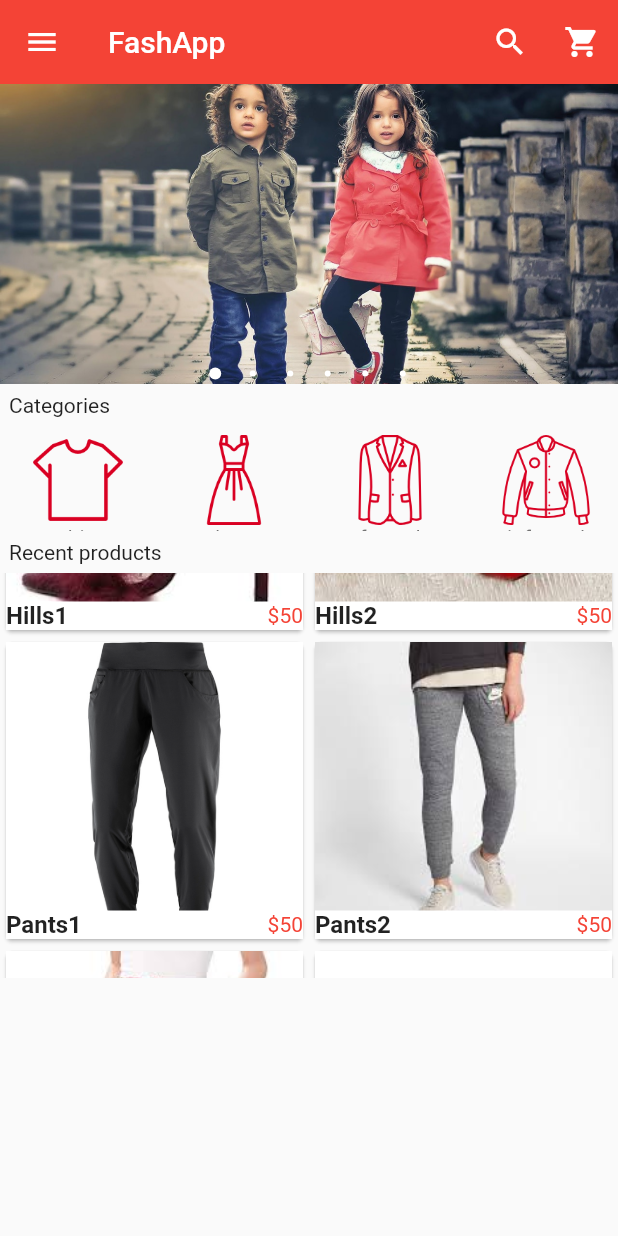
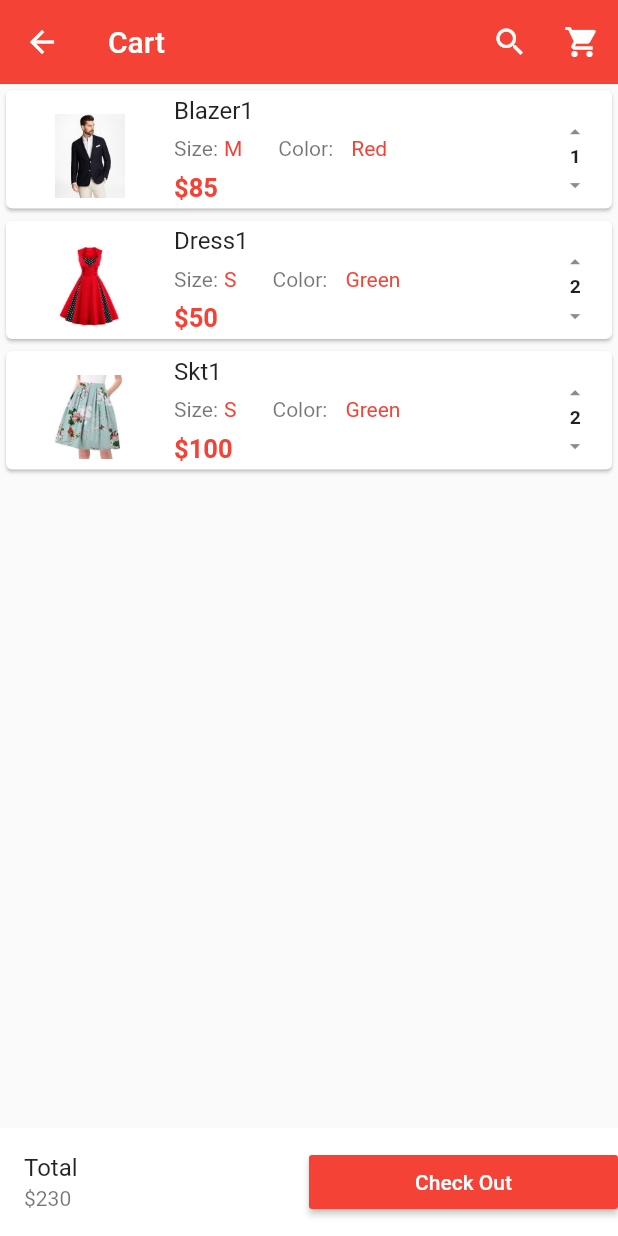
Before and after one commit to Rexdey/shopapp_tut, a Flutter app: the screen it shows after launch, scrolled down 576 dp, after a tap on the "shopping cart" icon, on a phone screen of 412 x 824 dp. Run offline on Flutter 3.47's test engine with Material 2 defaults, Android fonts, the phone set to English and light mode, and no system bars; drawn by our look-alikes of carousel_pro.

Commit message:
avance video 23

```diff
--- /dev/null
+++ b/lib/components/cart_products.dart
@@ -0,0 +1,162 @@
+import 'package:flutter/material.dart';
+
+class Cart_products extends StatefulWidget {
+  @override
+  _Cart_productsState createState() => _Cart_productsState();
+}
+
+class _Cart_productsState extends State<Cart_products> {
+  var Products_on_the_cart = [
+    {
+      "name": "Blazer1",
+      "picture": "images/products/blazer1.jpeg",
+      "price": 85,
+      "size": "M",
+      "color": "Red",
+      "quantity": 1,
+    },
+    {
+      "name": "Dress1",
+      "picture": "images/products/dress1.jpeg",
+      "price": 50,
+      "size": "S",
+      "color": "Green",
+      "quantity": 2,
+    },
+    {
+      "name": "Skt1",
+      "picture": "images/products/skt1.jpeg",
+      "price": 100,
+      "size": "S",
+      "color": "Green",
+      "quantity": 2,
+    },
+  ];
+
+  @override
+  Widget build(BuildContext context) {
+    return ListView.builder(
+        itemCount: Products_on_the_cart.length,
+        itemBuilder: (context, index) {
+          return Single_cart_product(
+            cart_prod_name: Products_on_the_cart[index]["name"],
+            cart_prod_color: Products_on_the_cart[index]["color"],
+            cart_prod_qty: Products_on_the_cart[index]["quantity"],
+            cart_prod_size: Products_on_the_cart[index]["size"],
+            cart_prod_price: Products_on_the_cart[index]["price"],
+            cart_prod_picture: Products_on_the_cart[index]["picture"],
+          );
+        });
+  }
+}
+
+class Single_cart_product extends StatelessWidget {
+  final cart_prod_name;
+  final cart_prod_picture;
+  final cart_prod_price;
+  final cart_prod_size;
+  final cart_prod_color;
+  final cart_prod_qty;
+
+  Single_cart_product({
+    this.cart_prod_color,
+    this.cart_prod_name,
+    this.cart_prod_picture,
+    this.cart_prod_price,
+    this.cart_prod_qty,
+    this.cart_prod_size,
+  });
+
+  @override
+  Widget build(BuildContext context) {
+    return Card(
+      child: ListTile(
+        // ============= LEADING SECTION ===============
+        leading: Image.asset(
+          cart_prod_picture,
+          width: 80.0,
+          height: 80.0,
+          // ============= height y width no son necesarios
+        ),
+
+        // ============= TITLE SECTION ===============
+        title: Text(cart_prod_name),
+
+        // ============= SUBTITLE SECTION ===============
+        subtitle: Column(
+          children: [
+            Row(
+              //Row inside column
+              children: [
+                //======= this section is for the size of the product ======
+                Padding(
+                  padding: const EdgeInsets.all(0.0),
+                  child: Text("Size:"),
+                ),
+                Padding(
+                  padding: const EdgeInsets.all(4.0),
+                  child: Text(
+                    cart_prod_size,
+                    style: TextStyle(color: Colors.red),
+                  ),
+                ),
+
+                // ========This section is for the color of the product ========
+                Padding(
+                  padding: const EdgeInsets.fromLTRB(20.0, 8.0, 8.0, 8.0),
+                  child: Text("Color:"),
+                ),
+                Padding(
+                  padding: const EdgeInsets.all(4.0),
+                  child: Text(
+                    cart_prod_color,
+                    style: TextStyle(color: Colors.red),
+                  ),
+                ),
+              ],
+            ),
+
+            // ====== this section is the product price =================
+
+            Container(
+              alignment: Alignment.topLeft,
+              child: Text(
+                "\$${cart_prod_price}",
+                style: TextStyle(
+                    fontSize: 17.0,
+                    fontWeight: FontWeight.bold,
+                    color: Colors.red),
+              ),
+            )
+          ],
+        ),
+        trailing: FittedBox(
+          fit: BoxFit.fill,
+          child: Column(
+            children: [
+              IconButton(
+                  icon: Icon(
+                    Icons.arrow_drop_up,
+                    size: 40.0,
+                  ),
+                  onPressed: () {}),
+              Padding(
+                padding: const EdgeInsets.fromLTRB(8.0, 0.0, 0.0, 0.0),
+                child: Text(
+                  "$cart_prod_qty",
+                  style: TextStyle(fontSize: 30.0, fontWeight: FontWeight.bold),
+                ),
+              ),
+              IconButton(
+                  icon: Icon(
+                    Icons.arrow_drop_down,
+                    size: 40.0,
+                  ),
+                  onPressed: () {})
+            ],
+          ),
+        ),
+      ),
+    );
+  }
+}
--- a/lib/components/horizontal_listview.dart
+++ b/lib/components/horizontal_listview.dart
@@ -4,7 +4,7 @@ class HorizontalList extends StatelessWidget {
   @override
   Widget build(BuildContext context) {
     return Container(
-      height: 70.0,
+      height: 40.0,
       child: ListView(
         scrollDirection: Axis.horizontal,
         children: [
@@ -57,16 +57,16 @@ class Category extends StatelessWidget {
       child: InkWell(
         onTap: () {},
         child: Container(
-          width: 100.0,
+          width: 80.0,
           child: ListTile(
             title: Image.asset(
               image_location,
-              width: 100.0,
-              height: 60.0,
+              width: 40.0,
+              height: 40.0,
             ),
             subtitle: Container(
               alignment: Alignment.topCenter,
-              child: Text(image_caption),
+              // child: Text(image_caption),
             ),
           ),
         ),
--- a/lib/components/products.dart
+++ b/lib/components/products.dart
@@ -21,13 +21,13 @@ class _ProductsState extends State<Products> {
       "price": "50",
     },
     {
-      "name": "Dress|",
+      "name": "Dress1",
       "picture": "images/products/dress1.jpeg",
       "old_price": "100",
       "price": "50",
     },
     {
-      "name": "Dress1",
+      "name": "Dress2",
       "picture": "images/products/dress2.jpeg",
       "old_price": "100",
       "price": "50",
@@ -82,11 +82,14 @@ class _ProductsState extends State<Products> {
       gridDelegate:
           SliverGridDelegateWithFixedCrossAxisCount(crossAxisCount: 2),
       itemBuilder: (BuildContext context, int index) {
-        return Single_prod(
-          prod_name: product_list[index]['name'],
-          prod_picture: product_list[index]['picture'],
-          prod_old_price: product_list[index]['old_price'],
-          prod_price: product_list[index]['price'],
+        return Padding(
+          padding: const EdgeInsets.all(4.0),
+          child: Single_prod(
+            prod_name: product_list[index]['name'],
+            prod_picture: product_list[index]['picture'],
+            prod_old_price: product_list[index]['old_price'],
+            prod_price: product_list[index]['price'],
+          ),
         );
       },
     );
--- a/lib/main.dart
+++ b/lib/main.dart
@@ -5,6 +5,7 @@ import 'package:carousel_pro/carousel_pro.dart';
 import 'package:shopapp_tut/components/horizontal_listview.dart';
 import 'package:shopapp_tut/components/Products.dart';
 import 'package:shopapp_tut/layout/customappbar.dart';
+import 'package:shopapp_tut/pages/cart.dart';
 
 void main(List<String> args) {
   runApp(MaterialApp(
@@ -44,27 +45,30 @@ class _HomePageState extends State<HomePage> {
     );
 
     return Scaffold(
-      // appBar: new AppBar(
-      //   elevation: 0.0,
-      //   backgroundColor: Colors.red,
-      //   // centerTitle: true,
-      //   title: Text('FashApp'),
-      //   actions: [
-      //     IconButton(
-      //         icon: Icon(
-      //           Icons.search,
-      //           color: Colors.white,
-      //         ),
-      //         onPressed: () {}),
-      //     IconButton(
-      //         icon: Icon(
-      //           Icons.shopping_cart,
-      //           color: Colors.white,
-      //         ),
-      //         onPressed: () {})
-      //   ],
-      // ),
-      appBar: CustomAppBar(),
+      appBar: new AppBar(
+        elevation: 0.0,
+        backgroundColor: Colors.red,
+        // centerTitle: true,
+        title: Text('gabriel'),
+        actions: [
+          IconButton(
+              icon: Icon(
+                Icons.search,
+                color: Colors.white,
+              ),
+              onPressed: () {}),
+          IconButton(
+              icon: Icon(
+                Icons.shopping_cart,
+                color: Colors.white,
+              ),
+              onPressed: () {
+                Navigator.push(context,
+                    MaterialPageRoute(builder: (context) => new Cart()));
+              })
+        ],
+      ),
+      // appBar: CustomAppBar(),
 
       drawer: Drawer(
         child: ListView(
@@ -119,7 +123,10 @@ class _HomePageState extends State<HomePage> {
             ),
 
             InkWell(
-              onTap: () {},
+              onTap: () {
+                Navigator.push(context,
+                    MaterialPageRoute(builder: (context) => new Cart()));
+              },
               child: ListTile(
                 title: Text('Shopping Cart'),
                 leading: Icon(
@@ -163,29 +170,29 @@ class _HomePageState extends State<HomePage> {
           ],
         ),
       ),
-      body: ListView(
+      body: Column(
         children: [
           //image crousel begins here
           image_carousel,
           // Padding widget
           Padding(
-            padding: const EdgeInsets.all(6.0),
-            child: Text('Categories'),
+            padding: const EdgeInsets.all(8.0),
+            child: Container(
+                alignment: Alignment.centerLeft, child: Text('Categories')),
           ),
 
           //Horizontal list view begins here
           HorizontalList(),
           Padding(
-            padding: const EdgeInsets.all(6.0),
-            child: Text('Recent products'),
+            padding: const EdgeInsets.all(8.0),
+            child: Container(
+                alignment: Alignment.centerLeft,
+                child: Text('Recent products')),
           ),
 
           //grid view
-          Container(
-            // height: 320.0,
-            height: 270.0,
-            child: Products(),
-          )
+
+          Flexible(child: Products()),
         ],
       ),
     );
--- /dev/null
+++ b/lib/pages/cart.dart
@@ -0,0 +1,58 @@
+import 'package:flutter/material.dart';
+//my imports
+import 'package:shopapp_tut/components/cart_products.dart';
+
+class Cart extends StatefulWidget {
+  @override
+  _CartState createState() => _CartState();
+}
+
+class _CartState extends State<Cart> {
+  @override
+  Widget build(BuildContext context) {
+    return Scaffold(
+      appBar: AppBar(
+        elevation: 0.0,
+        backgroundColor: Colors.red,
+        // centerTitle: true,
+        title: Text('Cart'),
+        actions: [
+          IconButton(
+              icon: Icon(
+                Icons.search,
+                color: Colors.white,
+              ),
+              onPressed: () {}),
+          IconButton(
+              icon: Icon(
+                Icons.shopping_cart,
+                color: Colors.white,
+              ),
+              onPressed: () {})
+        ],
+      ),
+      body: Cart_products(),
+      bottomNavigationBar: Container(
+        color: Colors.white,
+        child: Row(
+          children: [
+            Expanded(
+                child: ListTile(
+              title: Text("Total"),
+              subtitle: Text("\$230"),
+            )),
+            Expanded(
+                child: MaterialButton(
+              onPressed: () {},
+              child: Text(
+                "Check Out",
+                style: TextStyle(color: Colors.white),
+              ),
+              color: Colors.red,
+            ))
+          ],
+        ),
+      ),
+    );
+  }
+}
--- /dev/null
+++ b/lib/pages/login.dart
@@ -0,0 +1,8 @@
+import 'package:flutter/material.dart';
+
+class Login extends StatelessWidget {
+  @override
+  Widget build(BuildContext context) {
+    return Container();
+  }
+}
--- a/pubspec.yaml
+++ b/pubspec.yaml
@@ -28,6 +28,11 @@ dependencies:
   # Use with the CupertinoIcons class for iOS style icons.
   cupertino_icons: ^0.1.3
   carousel_pro: ^1.0.0
+  firebase_auth: ^0.18.0+1
+  cloud_firestore: ^0.14.0+2
+  google_sign_in: ^4.5.3
+  shared_preferences: ^0.5.11
+  fluttertoast: ^7.1.1
 
 dev_dependencies:
   flutter_test:
```
Also changed, not shown: pubspec.lock, 3 other files.
